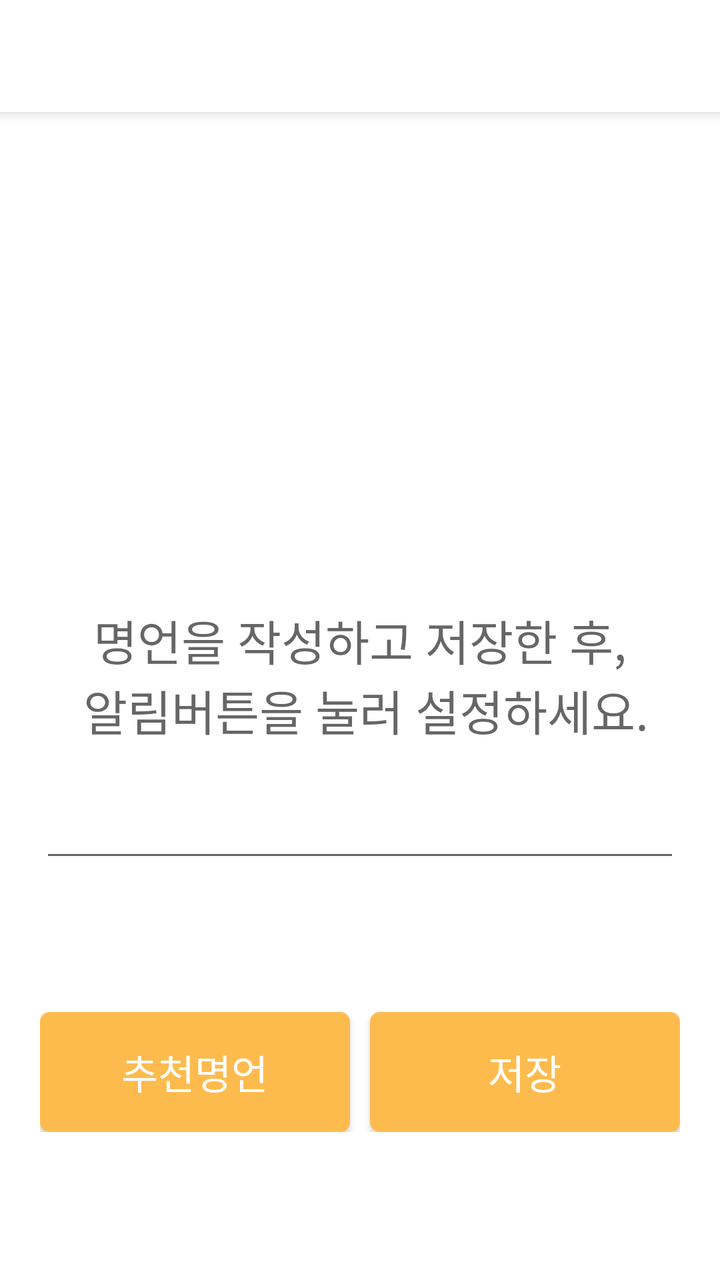
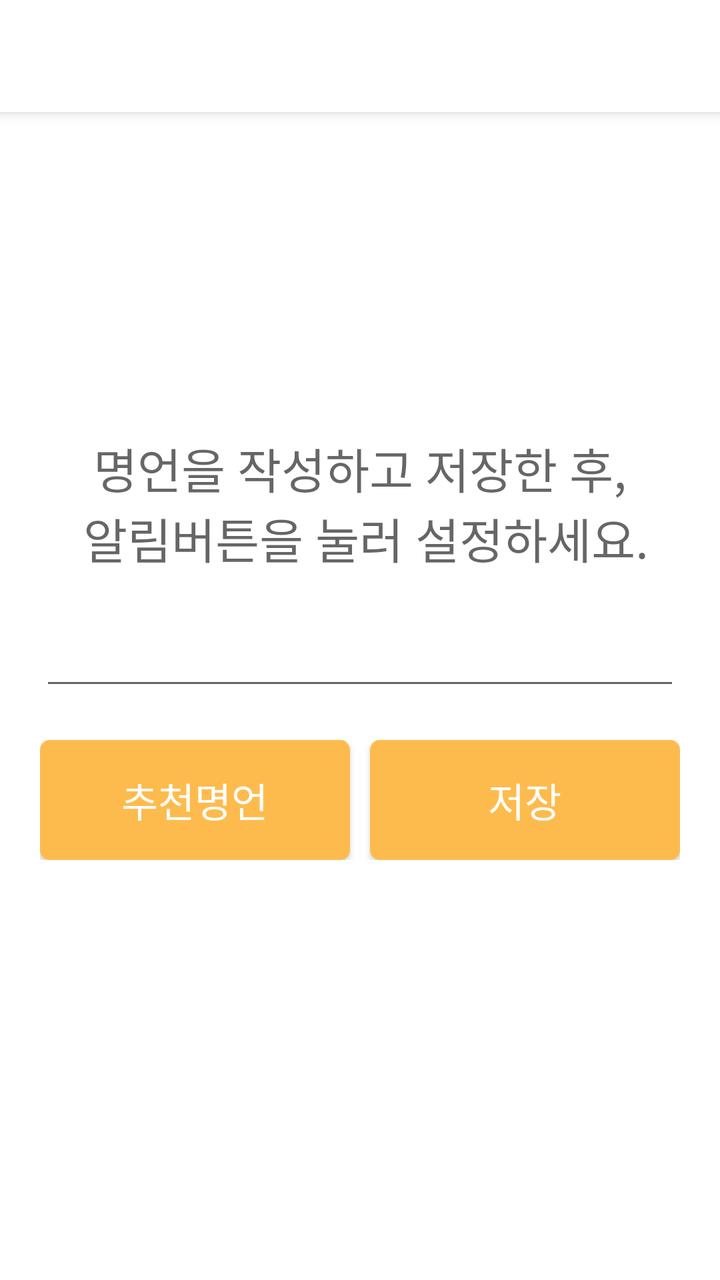

Compare the two renders of this Android layout. The source of the first and the diff that turns it into the second are given below.
<!-- AndroidManifest.xml: application theme Theme.FamousSaying -->
<!-- res/layout/activity_main.xml -->
<?xml version="1.0" encoding="utf-8"?>
<layout xmlns:android="http://schemas.android.com/apk/res/android"
    xmlns:app="http://schemas.android.com/apk/res-auto"
    xmlns:tools="http://schemas.android.com/tools">

    <LinearLayout
        android:layout_width="match_parent"
        android:layout_height="match_parent"
        android:orientation="vertical"
        android:background="@color/btn"
        tools:context=".presentation.MainActivity">

        <androidx.appcompat.widget.Toolbar
            android:id="@+id/toolbar"
            android:layout_width="match_parent"
            android:layout_height="wrap_content"
            android:background="@color/btn"
            android:elevation="4dp"
            android:title="@string/app_name"
            app:titleTextColor="@color/white"/>


        <EditText
            android:id="@+id/quoteTextView"
            android:layout_width="match_parent"
            android:layout_height="200dp"
            android:layout_marginTop="180dp"
            android:layout_marginBottom="50dp"
            android:layout_marginLeft="20dp"
            android:layout_marginRight="20dp"
            android:hint="명언을 작성하고 저장한 후,\n 알림버튼을 눌러 설정하세요."
            android:gravity="center"
            android:textSize="24sp"
            app:layout_constraintBottom_toBottomOf="parent"
            app:layout_constraintEnd_toEndOf="parent"
            app:layout_constraintStart_toStartOf="parent"
            app:layout_constraintTop_toTopOf="parent" />

        <LinearLayout
            android:layout_width="match_parent"
            android:layout_height="60dp"
            android:layout_margin="20dp"
            android:layout_gravity="bottom"
            android:orientation="horizontal">

            <Button
                android:id="@+id/randomBtn"
                android:background="@drawable/buttonshape"
                android:layout_width="0dp"
                android:layout_height="match_parent"
                android:textSize="20sp"
                android:layout_marginRight="5dp"
                android:layout_weight="1"
                android:text="추천명언"
                android:textColor="@color/white" />

            <Button
                android:id="@+id/saveBtn"
                android:background="@drawable/buttonshape"
                android:layout_width="0dp"
                android:layout_height="match_parent"
                android:textSize="20sp"
                android:layout_marginLeft="5dp"
                android:layout_weight="1"
                android:text="저장"
                android:textColor="@color/white" />

        </LinearLayout>
    </LinearLayout>
</layout>
<!-- resources referenced by this layout -->
<resources>
  <color name="btn">#FFFFFF</color>
  <color name="white">#FFFFFF</color>
  <!-- drawable buttonshape (drawable) -->
  <?xml version="1.0" encoding="utf-8"?>
  <shape xmlns:android="http://schemas.android.com/apk/res/android"
      android:padding="10dp"
      android:shape="rectangle" >
      <solid android:color="@color/btn2" />
      <corners
          android:bottomLeftRadius="5dp"
          android:bottomRightRadius="5dp"
          android:topLeftRadius="5dp"
          android:topRightRadius="5dp" />
  </shape>
  <string name="app_name">상단알림 명언</string>
  <style name="Theme.FamousSaying" parent="Theme.AppCompat.Light.NoActionBar">
         
          
          <item name="colorPrimary">@color/btn</item>
          <item name="colorPrimaryVariant">@color/btn</item>
          <item name="colorOnPrimary">@color/white</item>
          
          <item name="colorSecondary">@color/teal_200</item>
          <item name="colorSecondaryVariant">@color/teal_700</item>
          <item name="colorOnSecondary">@color/black</item>
          
          <item name="android:statusBarColor">?attr/colorPrimaryVariant</item>
          
      </style>
  <color name="btn2">#FEBB4D</color>
  <color name="teal_200">#FF03DAC5</color>
  <color name="teal_700">#FF018786</color>
  <color name="black">#FF000000</color>
</resources>

<!-- the commit's change to res/layout/activity_main.xml (unified diff, before → after) -->
@@ -3,10 +3,9 @@
     xmlns:app="http://schemas.android.com/apk/res-auto"
     xmlns:tools="http://schemas.android.com/tools">
 
-    <LinearLayout
+    <androidx.constraintlayout.widget.ConstraintLayout
         android:layout_width="match_parent"
         android:layout_height="match_parent"
-        android:orientation="vertical"
         android:background="@color/btn"
         tools:context=".presentation.MainActivity">
 
@@ -17,19 +16,22 @@
             android:background="@color/btn"
             android:elevation="4dp"
             android:title="@string/app_name"
-            app:titleTextColor="@color/white"/>
+            app:layout_constraintEnd_toEndOf="parent"
+            app:layout_constraintStart_toStartOf="parent"
+            app:layout_constraintTop_toTopOf="parent"
+            app:titleTextColor="@color/white"
+            tools:ignore="MissingConstraints" />
 
 
         <EditText
             android:id="@+id/quoteTextView"
             android:layout_width="match_parent"
             android:layout_height="200dp"
-            android:layout_marginTop="180dp"
-            android:layout_marginBottom="50dp"
             android:layout_marginLeft="20dp"
             android:layout_marginRight="20dp"
+            android:layout_marginBottom="140dp"
+            android:gravity="center"
             android:hint="명언을 작성하고 저장한 후,\n 알림버튼을 눌러 설정하세요."
-            android:gravity="center"
             android:textSize="24sp"
             app:layout_constraintBottom_toBottomOf="parent"
             app:layout_constraintEnd_toEndOf="parent"
@@ -40,31 +42,33 @@
             android:layout_width="match_parent"
             android:layout_height="60dp"
             android:layout_margin="20dp"
-            android:layout_gravity="bottom"
-            android:orientation="horizontal">
+            android:orientation="horizontal"
+            app:layout_constraintEnd_toEndOf="parent"
+            app:layout_constraintStart_toStartOf="parent"
+            app:layout_constraintTop_toBottomOf="@+id/quoteTextView">
 
             <Button
                 android:id="@+id/randomBtn"
-                android:background="@drawable/buttonshape"
                 android:layout_width="0dp"
                 android:layout_height="match_parent"
-                android:textSize="20sp"
                 android:layout_marginRight="5dp"
                 android:layout_weight="1"
+                android:background="@drawable/buttonshape"
                 android:text="추천명언"
-                android:textColor="@color/white" />
+                android:textColor="@color/white"
+                android:textSize="20sp" />
 
             <Button
                 android:id="@+id/saveBtn"
-                android:background="@drawable/buttonshape"
                 android:layout_width="0dp"
                 android:layout_height="match_parent"
-                android:textSize="20sp"
                 android:layout_marginLeft="5dp"
                 android:layout_weight="1"
+                android:background="@drawable/buttonshape"
                 android:text="저장"
-                android:textColor="@color/white" />
+                android:textColor="@color/white"
+                android:textSize="20sp" />
 
         </LinearLayout>
-    </LinearLayout>
+    </androidx.constraintlayout.widget.ConstraintLayout>
 </layout>
